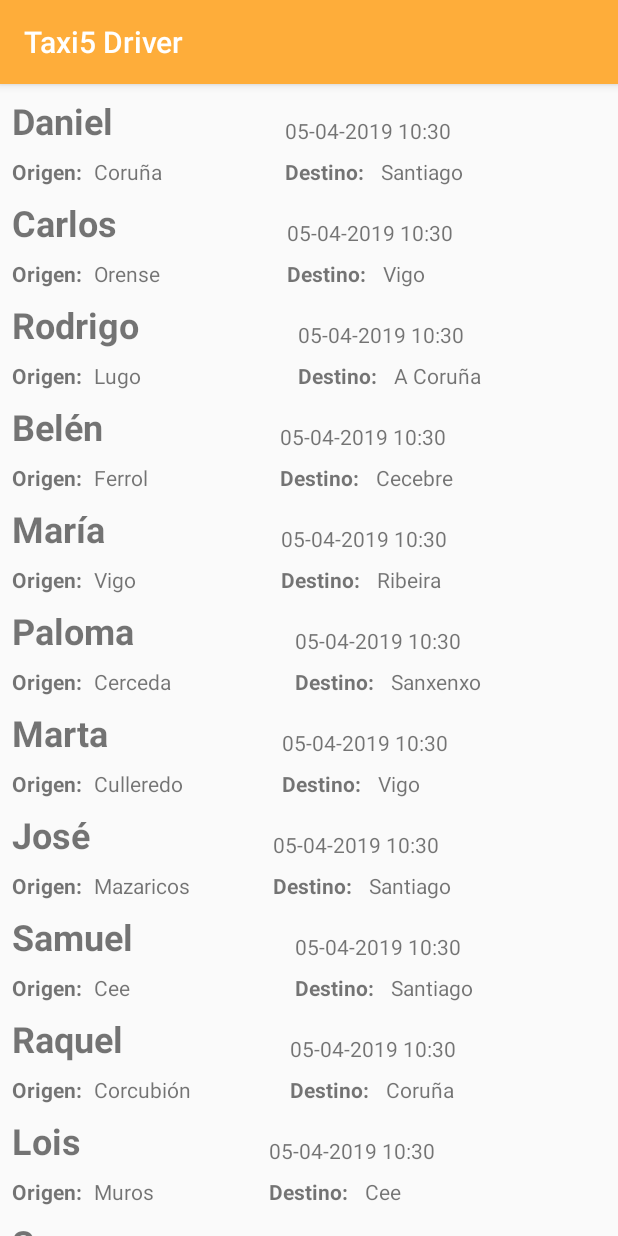
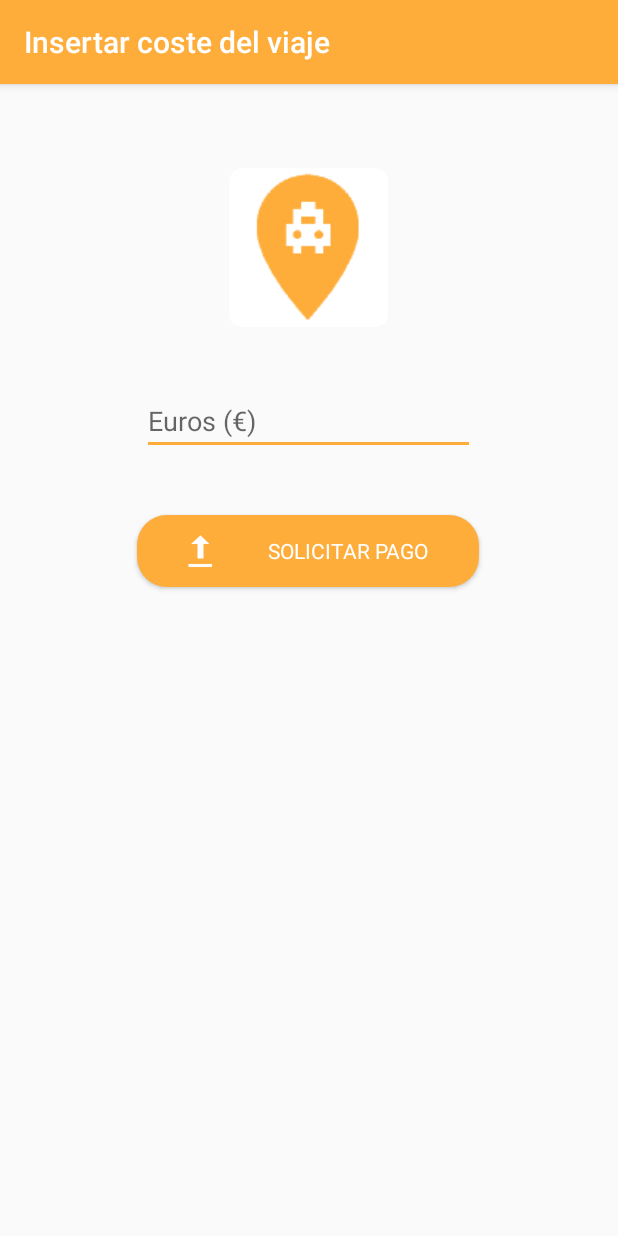
Before and after one commit to palomapiot/taxi5, an Android app: the TravelsActiveActivity screen opened directly, with no data from a screen before it, after a tap on "Daniel", on a phone screen of 412 x 824 dp. Run offline under Robolectric (Android 15) with nearby library versions, the phone set to English and light mode, and no system bars.

Commit message:
Unido con la parte de Costes

```diff
--- a/taxi5-taxista-android/app/src/main/java/com/muei/apm/taxi5driver/MyTravelRecyclerViewAdapter.java
+++ b/taxi5-taxista-android/app/src/main/java/com/muei/apm/taxi5driver/MyTravelRecyclerViewAdapter.java
@@ -1,23 +1,16 @@
 package com.muei.apm.taxi5driver;
 
-import android.content.Intent;
 import android.support.v7.widget.RecyclerView;
-import android.util.Log;
 import android.view.LayoutInflater;
 import android.view.View;
 import android.view.ViewGroup;
 import android.widget.TextView;
-import android.widget.Toast;
 
 import com.muei.apm.taxi5driver.TravelFragment.OnListFragmentInteractionListener;
 import com.muei.apm.taxi5driver.model.Travel;
-import com.muei.apm.taxi5driver.ui.InsertCostActivity;
 
 import java.text.SimpleDateFormat;
 import java.util.List;
-
-import static android.content.ContentValues.TAG;
-import static android.support.v4.content.ContextCompat.startActivity;
 
 /**
  * {@link RecyclerView.Adapter} that can display a {@link Travel} and makes a call to the
@@ -67,7 +60,7 @@ public class MyTravelRecyclerViewAdapter extends RecyclerView.Adapter<MyTravelRe
         return mValues.size();
     }
 
-    public class ViewHolder extends RecyclerView.ViewHolder implements View.OnClickListener {
+    public class ViewHolder extends RecyclerView.ViewHolder {
         public final View mView;
         public final TextView tvUser;
         public final TextView tvDate;
@@ -97,13 +90,5 @@ public class MyTravelRecyclerViewAdapter extends RecyclerView.Adapter<MyTravelRe
                     ", mItem=" + mItem +
                     '}';
         }
-
-        @Override
-        public void onClick(View v) {
-            Intent intent = new Intent(v.getContext(), InsertCostActivity.class);
-            startActivity(v.getContext(), intent, null);
-            Log.d(TAG, "onClick " + getPosition() + " " + mItem);
-            Toast.makeText(v.getContext(), "Pago", Toast.LENGTH_SHORT).show();
-        }
     }
 }
--- a/taxi5-taxista-android/app/src/main/java/com/muei/apm/taxi5driver/TravelFragment.java
+++ b/taxi5-taxista-android/app/src/main/java/com/muei/apm/taxi5driver/TravelFragment.java
@@ -79,6 +79,8 @@ public class TravelFragment extends Fragment {
 
 
             adapterTravels = new MyTravelRecyclerViewAdapter(travelList, mListener);
+
+
             recyclerView.setAdapter(adapterTravels);
         }
         return view;
--- a/taxi5-taxista-android/app/src/main/java/com/muei/apm/taxi5driver/ui/TravelsActiveActivity.java
+++ b/taxi5-taxista-android/app/src/main/java/com/muei/apm/taxi5driver/ui/TravelsActiveActivity.java
@@ -1,14 +1,12 @@
 package com.muei.apm.taxi5driver.ui;
 
+import android.content.Intent;
 import android.os.Bundle;
 import android.support.v7.app.AppCompatActivity;
-import android.util.Log;
 
 import com.muei.apm.taxi5driver.R;
 import com.muei.apm.taxi5driver.TravelFragment;
 import com.muei.apm.taxi5driver.model.Travel;
-
-import static android.content.ContentValues.TAG;
 
 public class TravelsActiveActivity extends AppCompatActivity implements TravelFragment.OnListFragmentInteractionListener {
 
@@ -21,6 +19,7 @@ public class TravelsActiveActivity extends AppCompatActivity implements TravelFr
 
     @Override
     public void onListFragmentInteraction(Travel item) {
-        Log.d(TAG, "onClick " + " " + item);
+        Intent intent = new Intent(this, InsertCostActivity.class);
+        startActivity(intent);
     }
 }
--- a/taxi5-taxista-android/app/src/main/res/layout/fragment_travel.xml
+++ b/taxi5-taxista-android/app/src/main/res/layout/fragment_travel.xml
@@ -36,7 +36,7 @@
         android:layout_marginStart="8dp"
         android:layout_marginLeft="8dp"
         android:layout_marginTop="8dp"
-        app:layout_constraintStart_toEndOf="@+id/textView9"
+        app:layout_constraintStart_toEndOf="@+id/tvLabelOrigin"
         app:layout_constraintTop_toBottomOf="@+id/tvUser" />
 
     <TextView
@@ -46,25 +46,25 @@
         android:layout_marginStart="8dp"
         android:layout_marginLeft="8dp"
         android:layout_marginTop="8dp"
-        app:layout_constraintStart_toEndOf="@+id/textView10"
+        app:layout_constraintStart_toEndOf="@+id/tvLabelDestination"
         app:layout_constraintTop_toBottomOf="@+id/tvUser" />
 
     <TextView
-        android:id="@+id/textView9"
+        android:id="@+id/tvLabelOrigin"
         android:layout_width="wrap_content"
         android:layout_height="wrap_content"
         android:layout_marginTop="8dp"
-        android:text="Origen:"
+        android:text="@string/origin"
         android:textStyle="bold"
         app:layout_constraintStart_toStartOf="@+id/tvUser"
         app:layout_constraintTop_toBottomOf="@+id/tvUser" />
 
     <TextView
-        android:id="@+id/textView10"
+        android:id="@+id/tvLabelDestination"
         android:layout_width="wrap_content"
         android:layout_height="wrap_content"
         android:layout_marginTop="8dp"
-        android:text="Destino: "
+        android:text="@string/destination"
         android:textStyle="bold"
         app:layout_constraintStart_toStartOf="@+id/tvDate"
         app:layout_constraintTop_toBottomOf="@+id/tvUser" />
--- a/taxi5-taxista-android/app/src/main/res/values/strings.xml
+++ b/taxi5-taxista-android/app/src/main/res/values/strings.xml
@@ -22,5 +22,7 @@
     <string name="activity_insert_cost_request_payment">Solicitar pago</string>
     <string name="activity_insert_cost_send_price_user">Enviando el coste al usuario&#8230;</string>
     <string name="activity_insert_cost_eur">Euros (€)</string>
+    <string name="origin">Origen:</string>
+    <string name="destination">Destino:</string>
 
 </resources>
```
